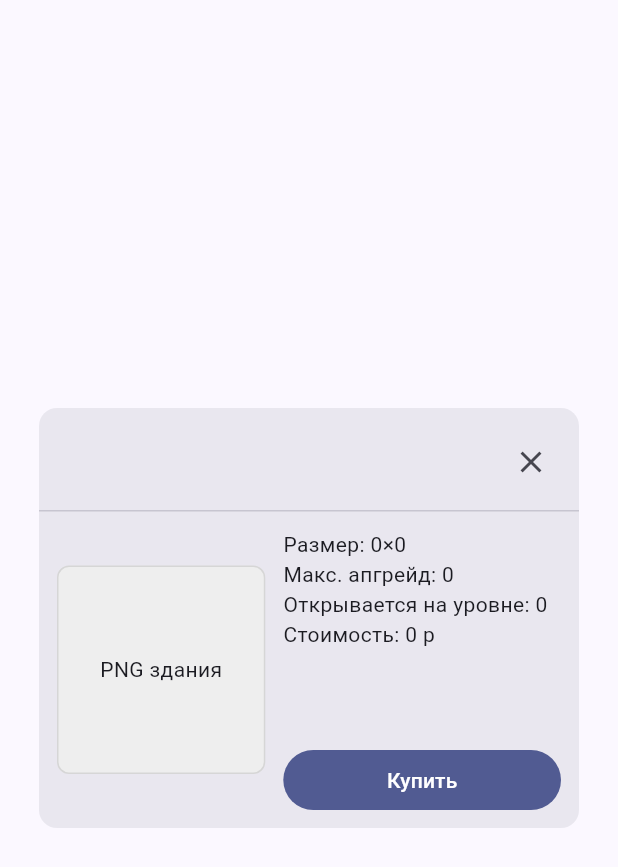
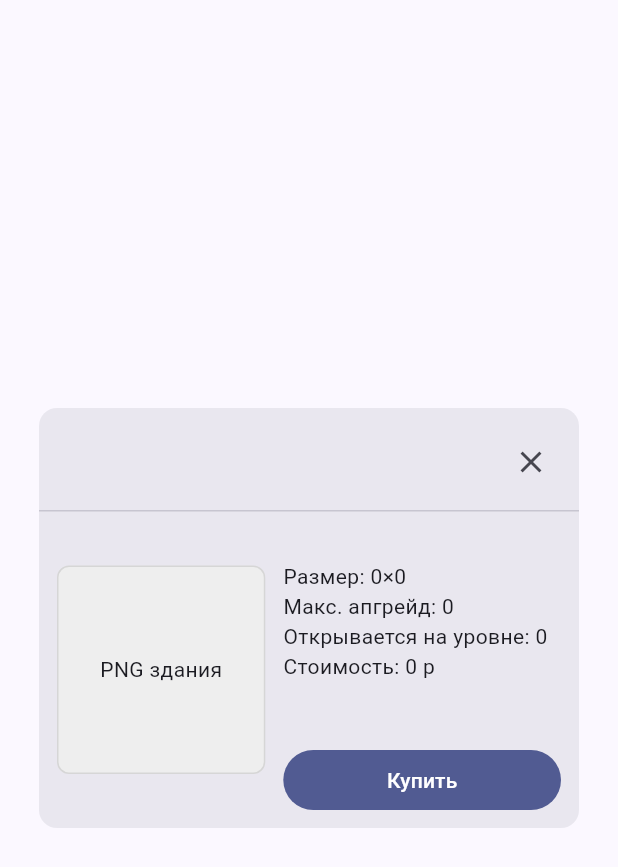
Before and after one commit to NIKIRZATOR/hackathon_economy_app, a Flutter app: the BuildingTypeDetailsDialog widget shown alone on an empty page, opened directly with empty values, on a phone screen of 412 x 824 dp. Shown: the top 867 px of the screen. Run offline on Flutter 3.47's test engine with Material 3 defaults, Android fonts, the phone set to English and light mode, and no system bars.

Commit message:
1. Исправлено отображение информации о здании

```diff
--- a/lib/features/shop_widget/shop_components/building_type_details_dialog.dart
+++ b/lib/features/shop_widget/shop_components/building_type_details_dialog.dart
@@ -91,9 +91,7 @@ class BuildingTypeDetailsDialog extends StatelessWidget {
                                 child: Column(
                                   crossAxisAlignment: CrossAxisAlignment.start,
                                   children: [
-                                    if ((bt.description ?? '').isNotEmpty)
-                                      Text(bt.description!)
-                                    else
+                                      Text(bt.description!),
                                       Text(
                                         'Размер: ${bt.wSize}×${bt.hSize}\n'
                                         'Макс. апгрейд: ${bt.maxUpgradeLvl}\n'
```
